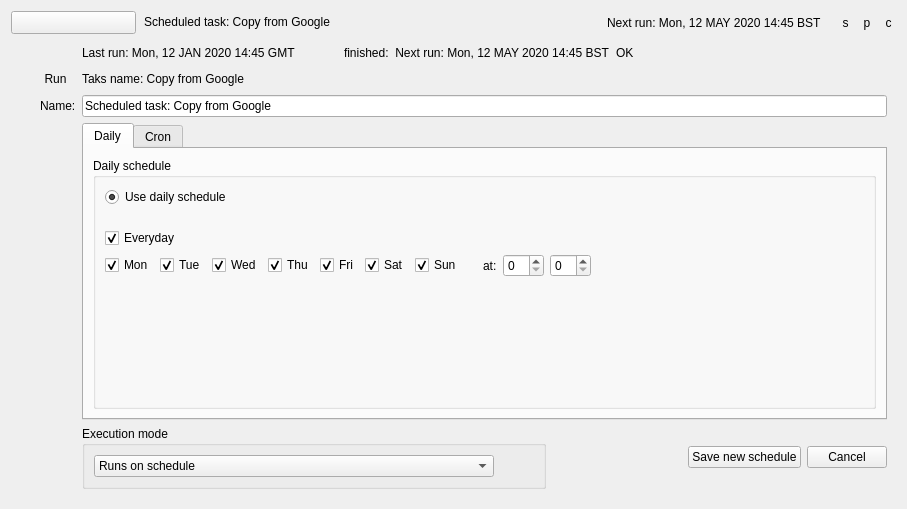
Above: src/schedule_widget.ui from Bdrey503/RcloneBrowser before the change. Below: the same form after it.
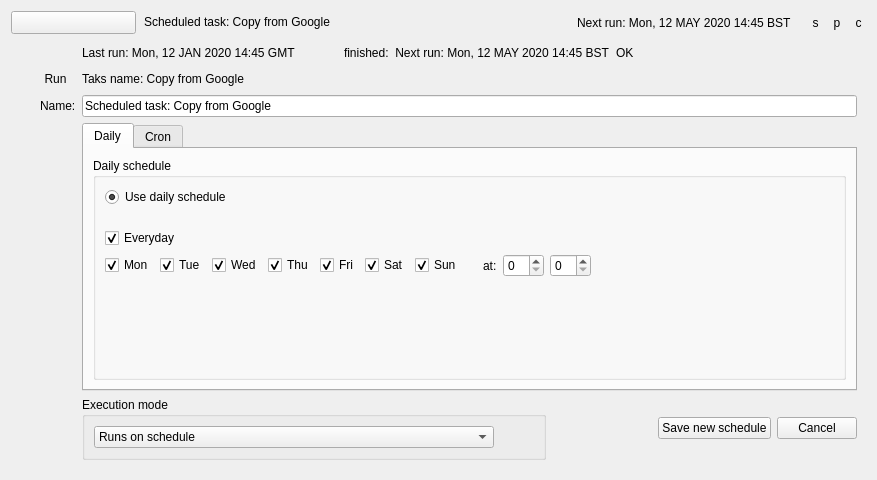
That is the form after the change. Custom widgets are drawn as their Qt base class.

```diff
--- a/src/schedule_widget.ui
+++ b/src/schedule_widget.ui
@@ -6,8 +6,8 @@
    <rect>
     <x>0</x>
     <y>0</y>
-    <width>907</width>
-    <height>509</height>
+    <width>877</width>
+    <height>480</height>
    </rect>
   </property>
   <property name="windowTitle">
```
